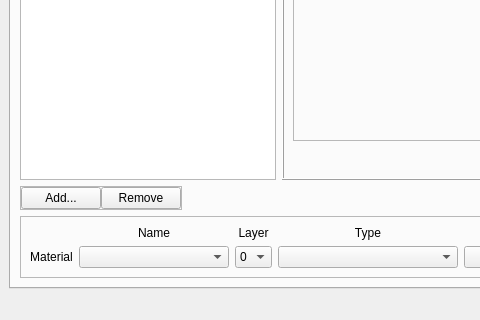
This is lib/design/Raging_tools.ui in adsl14/Raging-tools as Qt 5 draws it before an edit; both pictures show x 0 to 480 and y 533 to 853 of the 979 by 853 pixel window. The edited form follows.
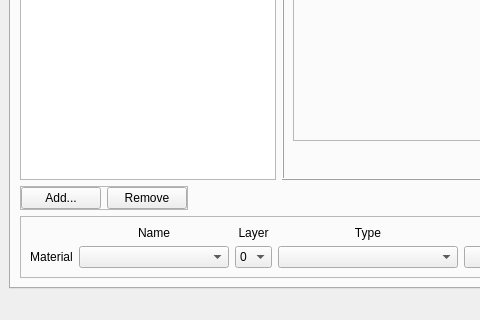
This is the edited form. Icons and pictures are not drawn.

```diff
--- a/lib/design/Raging_tools.ui
+++ b/lib/design/Raging_tools.ui
@@ -127,7 +127,7 @@
             <number>0</number>
            </property>
            <property name="spacing">
-            <number>0</number>
+            <number>6</number>
            </property>
            <item row="0" column="0">
             <widget class="QPushButton" name="addButton">
```
Left out of the diff: 6 changed lines with no effect on the pictures.
